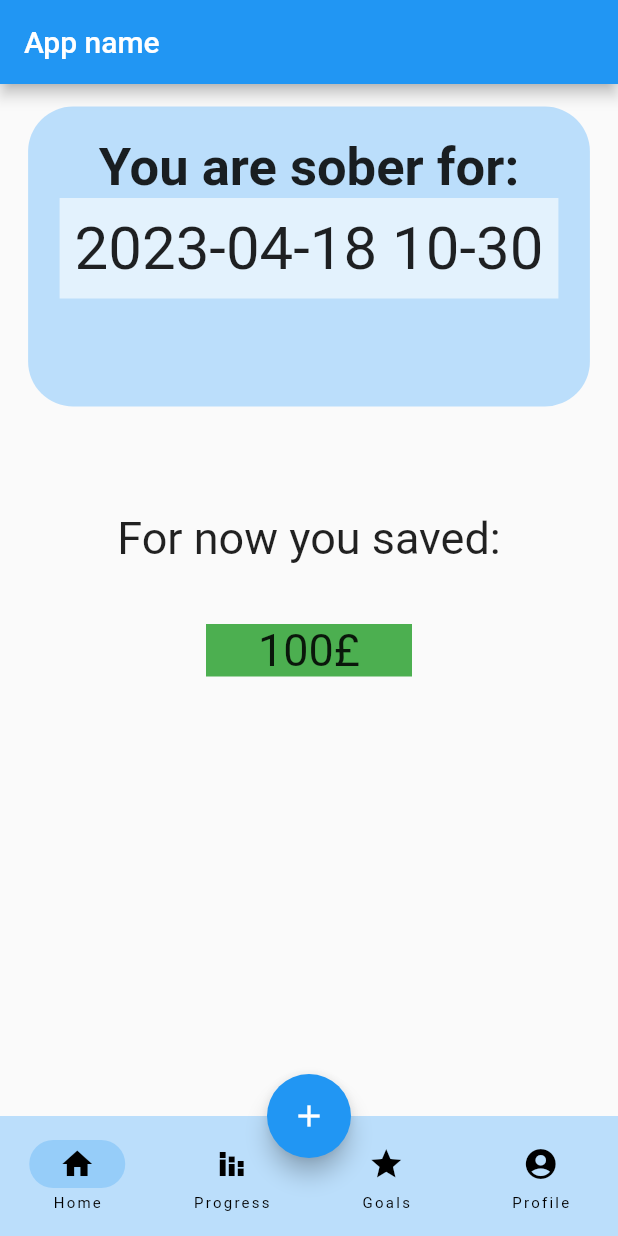
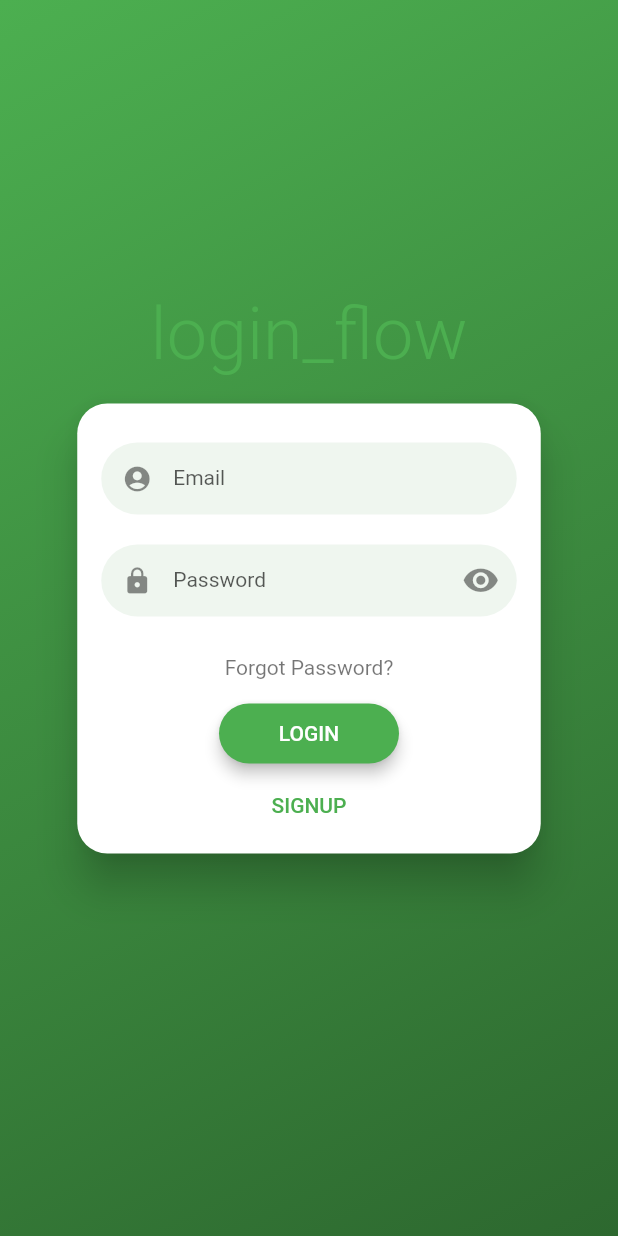
Before and after one commit to paologeroin/pim_group, a Flutter app: the screen it shows after launch, on a phone screen of 412 x 824 dp. Run offline on Flutter 3.47's test engine with Material 2 defaults, Android fonts, the phone set to English and light mode, and no system bars; drawn by our look-alikes of flutter_login.

Commit message:
add LoginPage skeleton

```diff
--- a/project/lib/main.dart
+++ b/project/lib/main.dart
@@ -1,5 +1,5 @@
 import 'package:flutter/material.dart';
-import 'pages/root.dart';
+import 'pages/LoginPage.dart';
 
 void main() {
   runApp(const MyApp());
@@ -12,12 +12,12 @@ class MyApp extends StatelessWidget {
   @override
   Widget build(BuildContext context) {
     return MaterialApp(
-      // turning off the debug mode
-      debugShowCheckedModeBanner: false,
-      // first default widget when the app is started
-      home: const Root(),
-      // theme color of upbar and buttoms
-      theme: ThemeData(primarySwatch: Colors.blue)
-    );
+        // turning off the debug mode
+        // debugShowCheckedModeBanner: false,
+        // first default widget when the app is started
+        // home: const Root(), DA TOGLIERE SE VA
+        home: LoginPage(), // NEW
+        // theme color of upbar and buttoms
+        theme: ThemeData(primarySwatch: Colors.green));
   }
 }
--- a/project/lib/pages/HomePage.dart
+++ b/project/lib/pages/HomePage.dart
@@ -29,7 +29,7 @@ class _HomePage extends State<HomePage> {
                     //color: Colors.amber,
                     decoration: BoxDecoration(
                       borderRadius: BorderRadius.circular(30),
-                      color: Colors.blue[100],
+                      color: Colors.green[100],
                     ),
                     child: Column(children: [
                       const Center(
@@ -46,7 +46,7 @@ class _HomePage extends State<HomePage> {
                           padding: EdgeInsets.all(10.0) ,
                           decoration: BoxDecoration(
                       borderRadius: BorderRadius.circular(0),
-                      color: Colors.blue[50],),
+                      color: Colors.green[50],),
                           child: Text(
                         convertedDateTime,
                         style: const TextStyle(
--- /dev/null
+++ b/project/lib/pages/LoginPage.dart
@@ -0,0 +1,40 @@
+import 'package:flutter/material.dart';
+// import 'package:login_flow/screens/homePage.dart';
+import 'package:flutter_login/flutter_login.dart';
+import 'root.dart';
+
+class LoginPage extends StatelessWidget {
+  const LoginPage({Key? key}) : super(key: key);
+
+  static const routename = 'LoginPage';
+
+  Future<String> _loginUser(LoginData data) async {
+    if (data.name == 'paolo@cappon.com' && data.password == 'mariairene') {
+      return '';
+    } else {
+      return 'Wrong credentials';
+    }
+  } // _loginUser
+
+  Future<String> _signUpUser(SignupData data) async {
+    return 'To be implemented';
+  } // _signUpUser
+
+  Future<String> _recoverPassword(String email) async {
+    return 'Recover password functionality needs to be implemented';
+  } // _recoverPassword
+
+  @override
+  Widget build(BuildContext context) {
+    return FlutterLogin(
+      title: 'login_flow',
+      onLogin: _loginUser,
+      onSignup: _signUpUser,
+      onRecoverPassword: _recoverPassword,
+      onSubmitAnimationCompleted: () async {
+        Navigator.of(context).pushReplacement(
+            MaterialPageRoute(builder: (context) => const Root()));
+      },
+    );
+  } // build
+} // LoginScreen
--- a/project/lib/pages/root.dart
+++ b/project/lib/pages/root.dart
@@ -17,12 +17,7 @@ class _RootState extends State<Root> {
   int currentPage = 0;
 
   // List of page widgets on the bottom bar
-  List<Widget> pages = [
-    HomePage(),
-    ProgressPage(),
-    GoalsPage(),
-    ProfilePage()
-  ];
+  List<Widget> pages = [HomePage(), ProgressPage(), GoalsPage(), ProfilePage()];
 
   @override
   Widget build(BuildContext context) {
@@ -37,27 +32,27 @@ class _RootState extends State<Root> {
                 print('add drink');
               }),
           // plus sign for Floating Button
-        child: const Icon(Icons.add)
-      ),
-
+          child: const Icon(Icons.add)),
 
       // Locationing Floating Action Button on center
       floatingActionButtonLocation: FloatingActionButtonLocation.centerDocked,
 
       // fixed bottom bar
       bottomNavigationBar: NavigationBar(
-        backgroundColor: Colors.blue[100],
+        backgroundColor: Colors.green[100],
 
         destinations: const [
           // cretion of the icons for the buttom bar
           NavigationDestination(icon: Icon(Icons.home), label: 'Home'),
-          NavigationDestination(icon: Icon(Icons.stacked_bar_chart), label: 'Progress'),
+          NavigationDestination(
+              icon: Icon(Icons.stacked_bar_chart), label: 'Progress'),
           NavigationDestination(icon: Icon(Icons.star), label: 'Goals'),
-          NavigationDestination(icon: Icon(Icons.account_circle_rounded), label: 'Profile')
+          NavigationDestination(
+              icon: Icon(Icons.account_circle_rounded), label: 'Profile')
         ],
 
         // set the index of the current page based on the selected NavigationDestination
-        onDestinationSelected: (int index){
+        onDestinationSelected: (int index) {
           setState(() {
             currentPage = index;
           });
--- a/project/pubspec.yaml
+++ b/project/pubspec.yaml
@@ -31,6 +31,7 @@ dependencies:
   flutter:
     sdk: flutter
 
+  flutter_login: ^4.1.1
 
   # The following adds the Cupertino Icons font to your application.
   # Use with the CupertinoIcons class for iOS style icons.
```
Also changed, not shown: project/pubspec.lock, 9 other files. Lines whose indentation alone changed are shown as unchanged.
